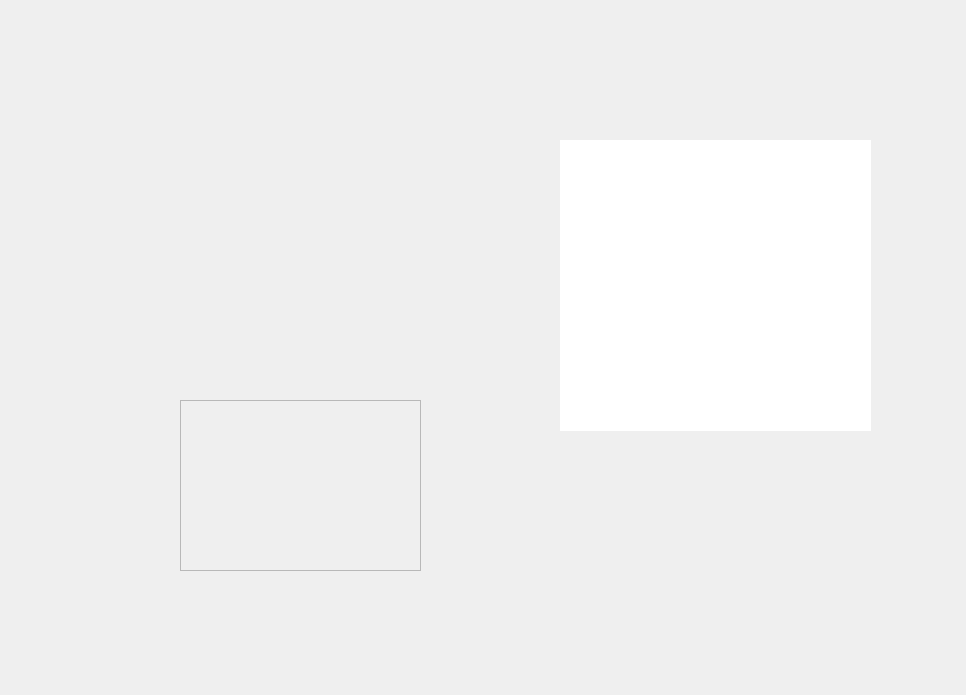
Before: the Qt Designer form code/Rsc/mainwindow.ui in sufftea/Link-Cut-Treeez, drawn with Qt 5.
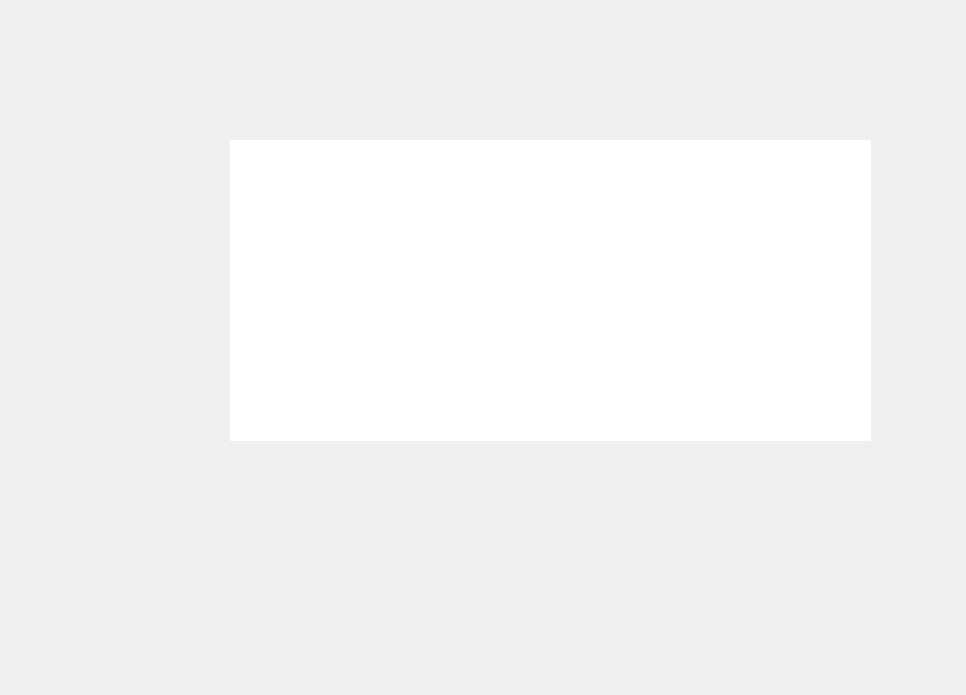
After: the same form once the commit is applied.

Patch:
```diff
--- a/code/Rsc/mainwindow.ui
+++ b/code/Rsc/mainwindow.ui
@@ -20,10 +20,10 @@
    <widget class="QGraphicsView" name="graphicsView">
     <property name="geometry">
      <rect>
-      <x>560</x>
+      <x>230</x>
       <y>140</y>
-      <width>311</width>
-      <height>291</height>
+      <width>641</width>
+      <height>301</height>
      </rect>
     </property>
     <property name="styleSheet">
@@ -39,25 +39,6 @@
      <enum>QGraphicsView::ScrollHandDrag</enum>
     </property>
    </widget>
-   <widget class="QFrame" name="main_ui_frame">
-    <property name="geometry">
-     <rect>
-      <x>180</x>
-      <y>400</y>
-      <width>241</width>
-      <height>171</height>
-     </rect>
-    </property>
-    <property name="styleSheet">
-     <string notr="true"/>
-    </property>
-    <property name="frameShape">
-     <enum>QFrame::StyledPanel</enum>
-    </property>
-    <property name="frameShadow">
-     <enum>QFrame::Raised</enum>
-    </property>
-   </widget>
   </widget>
  </widget>
  <resources/>
```
Left out of the diff: 3 changed lines with no effect on the pictures.
